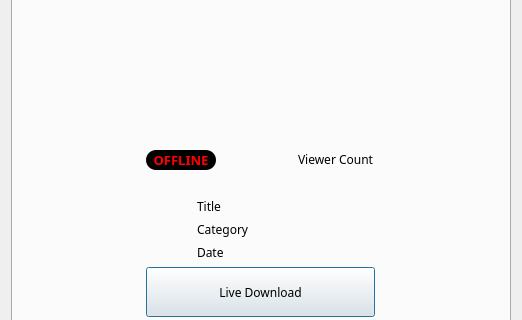
Above: resources/ui/videoList.ui from devhotteok/TwitchLink before the change; both pictures show x 0 to 522 and y 94 to 414 of the 522 by 750 pixel window. Below: the same form after it.
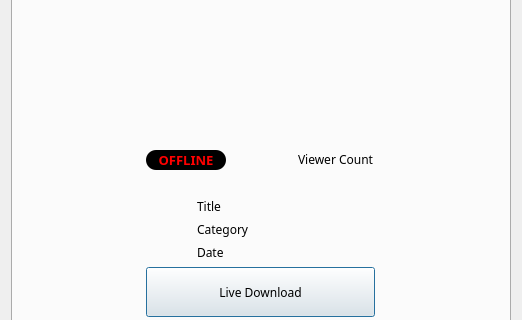
That is the form after the change. Icons and pictures are not drawn.

```diff
--- a/resources/ui/videoList.ui
+++ b/resources/ui/videoList.ui
@@ -191,7 +191,7 @@
                </property>
                <property name="minimumSize">
                 <size>
-                 <width>70</width>
+                 <width>80</width>
                  <height>20</height>
                 </size>
                </property>
@@ -203,7 +203,7 @@
                </property>
                <property name="font">
                 <font>
-                 <family>맑은 고딕</family>
+                 <family>Arial Rounded MT Bold</family>
                  <pointsize>10</pointsize>
                  <weight>75</weight>
                  <bold>true</bold>
```
Left out of the diff: 2 changed lines with no effect on the pictures.
